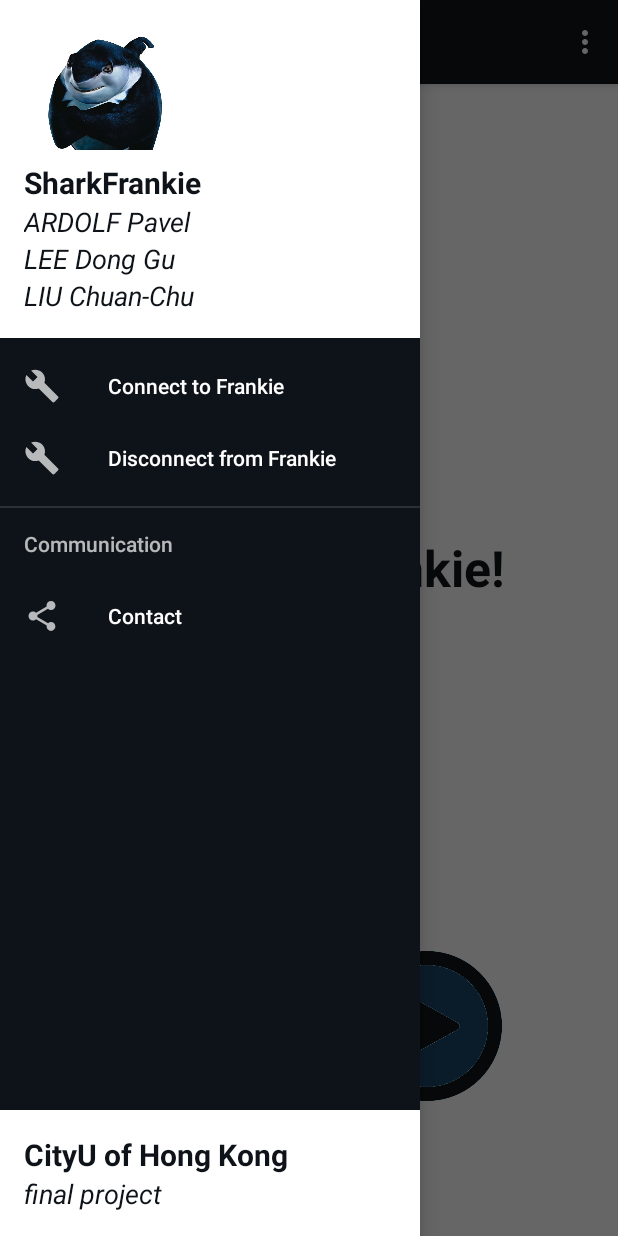
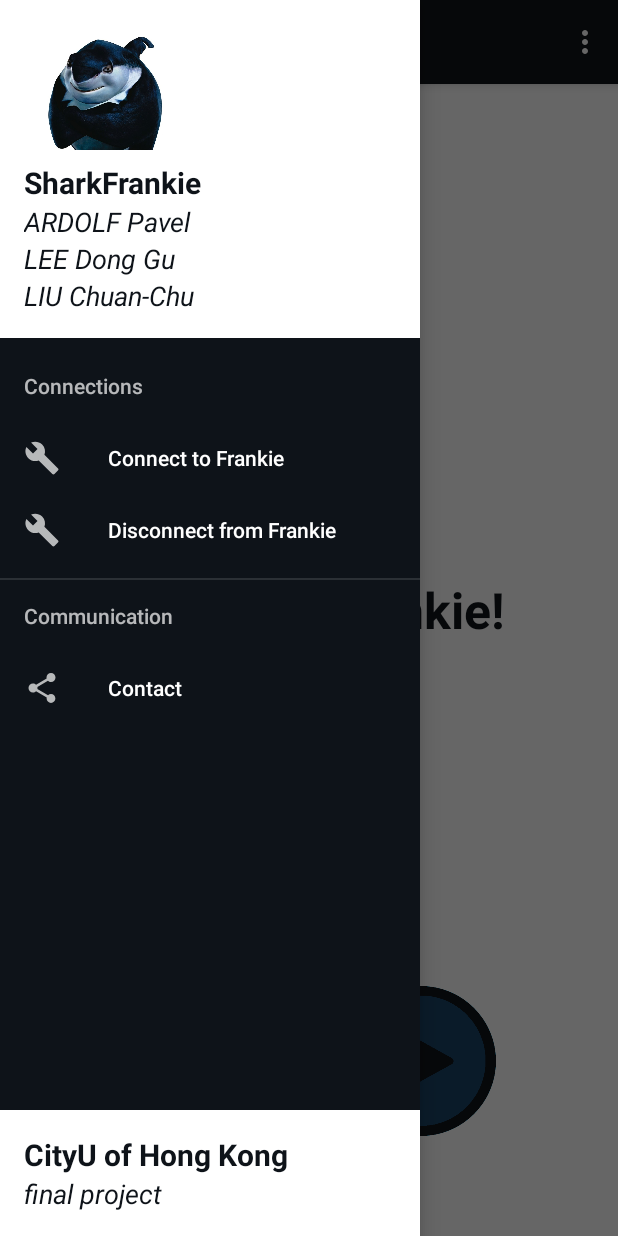
Before and after one commit to ard0p8v/CityU_SharkFrankie, an Android app: the MainActivity screen opened directly, with no data from a screen before it, with the side drawer open, on a phone screen of 412 x 824 dp. Run offline under Robolectric (Android 15) with nearby library versions, the phone set to English and light mode, and no system bars; libraries missing offline, so code that uses them is left out: io.github.controlwear.virtual; plain views replace JoystickView; 3 statements that could not run were skipped.

Commit message:
Final fixes

```diff
--- a/app/src/main/AndroidManifest.xml
+++ b/app/src/main/AndroidManifest.xml
@@ -11,7 +11,7 @@
 
     <application
         android:allowBackup="true"
-        android:icon="@mipmap/ic_launcher"
+        android:icon="@drawable/frankie_icon"
         android:label="@string/app_name"
         android:roundIcon="@mipmap/ic_launcher_round"
         android:supportsRtl="true"
--- a/app/src/main/java/com/sample/sharkfrankie/activities/MainActivity.java
+++ b/app/src/main/java/com/sample/sharkfrankie/activities/MainActivity.java
@@ -5,13 +5,13 @@ import android.bluetooth.BluetoothDevice;
 import android.bluetooth.BluetoothGatt;
 import android.bluetooth.BluetoothGattCallback;
 import android.bluetooth.BluetoothGattCharacteristic;
-import android.bluetooth.BluetoothGattService;
 import android.bluetooth.BluetoothManager;
 import android.bluetooth.BluetoothProfile;
 import android.content.Context;
 import android.content.Intent;
 import android.content.pm.PackageManager;
 import android.os.Bundle;
+import android.os.Handler;
 import android.support.design.widget.NavigationView;
 import android.support.v4.view.GravityCompat;
 import android.support.v4.widget.DrawerLayout;
@@ -22,16 +22,12 @@ import android.util.Log;
 import android.view.Menu;
 import android.view.MenuItem;
 import android.view.View;
-import android.widget.Button;
-import android.widget.SeekBar;
 import android.widget.TextView;
 import android.widget.Toast;
 
 import com.sample.sharkfrankie.R;
 import com.sample.sharkfrankie.utils.ConnectDevice;
 
-import java.math.BigInteger;
-import java.nio.ByteBuffer;
 import java.util.UUID;
 
 import io.github.controlwear.virtual.joystick.android.JoystickView;
@@ -47,11 +43,12 @@ public class MainActivity extends AppCompatActivity
     private static final UUID SERVICE_UUID = UUID.fromString("0000ffe0-0000-1000-8000-00805f9b34fb");
     private static final UUID CHAR_UUID = UUID.fromString("0000ffe1-0000-1000-8000-00805f9b34fb");
 
-    private TextView mTextViewAngleRight;
-    private TextView mTextViewStrengthRight;
-
     private byte[] bytes = new byte[3];
     private byte middleMotor = 0, rightMotor = 0, leftMotor = 0;
+
+    ConnectDevice connectDevice = new ConnectDevice();
+
+    private Handler mHandler = new Handler();
 
     @Override
     protected void onCreate(Bundle savedInstanceState) {
@@ -82,48 +79,54 @@ public class MainActivity extends AppCompatActivity
             startActivityForResult(enableBtIntent, REQUEST_ENABLE_BT);
         }
 
-        mTextViewAngleRight = (TextView) findViewById(R.id.textView_angle_right);
-        mTextViewStrengthRight = (TextView) findViewById(R.id.textView_strength_right);
-
-        JoystickView joystickRight = (JoystickView) findViewById(R.id.joystickView_right);
-        joystickRight.setOnMoveListener(new JoystickView.OnMoveListener() {
+        //joystick control
+        JoystickView joystick = (JoystickView) findViewById(R.id.joystickView);
+        joystick.setOnMoveListener(new JoystickView.OnMoveListener() {
             @Override
             public void onMove(int angle, int strength) {
-                mTextViewAngleRight.setText(angle + "°");
-                mTextViewStrengthRight.setText(strength + "%");
 
                 characteristic = mGatt.getService(SERVICE_UUID).getCharacteristic(CHAR_UUID);
 
                 if ((angle > 0 & angle <= 15) || angle > 345) {
                     rightMotor = prepareData("01", "1", "1111");
+                    leftMotor = prepareData("10", "1", "1111");
+                } else if (angle > 15 & angle <= 45) {
+                    rightMotor = prepareData("01", "1", "1111");
+                    leftMotor = prepareData("10", "1", "1010");
+                } else if (angle > 45 & angle <= 75) {
+                    rightMotor = prepareData("01", "1", "1111");
+                    leftMotor = prepareData("10", "1", "0101");
+                } else if (angle > 75 & angle <= 105) {
+                    rightMotor = prepareData("01", "1", "1111");
                     leftMotor = prepareData("10", "0", "1111");
-                } else if (angle > 15 || angle > 45) {
-                    rightMotor = prepareData("01", "1", "0100");
-                    leftMotor = prepareData("10", "1", "0100");
-                } else if (angle > 45 || angle > 75) {
-
-                } else if (angle > 75 || angle > 105) {
-                    rightMotor = prepareData("01", "1", "1111");
+                } else if (angle > 105 & angle <= 135) {
+                    rightMotor = prepareData("01", "0", "1111");
+                    leftMotor = prepareData("10", "0", "0101");
+                } else if (angle > 135 & angle <= 165) {
+                    rightMotor = prepareData("01", "0", "1111");
+                    leftMotor = prepareData("10", "0", "1010");
+                } else if (angle > 165 & angle <= 195) {
+                    rightMotor = prepareData("01", "0", "1111");
+                    leftMotor = prepareData("10", "0", "1111");
+                } else if (angle > 195 & angle <= 225) {
+                    rightMotor = prepareData("01", "0", "1010");
+                    leftMotor = prepareData("10", "0", "1111");
+                } else if (angle > 225 & angle <= 255) {
+                    rightMotor = prepareData("01", "0", "0101");
+                    leftMotor = prepareData("10", "0", "1111");
+                } else if (angle > 255 & angle <= 285) {
+                    rightMotor = prepareData("01", "0", "1111");
                     leftMotor = prepareData("10", "1", "1111");
-                } else if (angle > 105 || angle > 135) {
-
-                } else if (angle > 135 || angle > 165) {
-
-                } else if (angle > 165 || angle > 195) {
-
-                } else if (angle > 195 || angle > 225) {
-
-                } else if (angle > 225 || angle > 255) {
-
-                } else if (angle > 255 || angle > 285) {
-
-                } else if (angle > 285 || angle > 315) {
-
-                } else if (angle > 315 || angle > 345) {
-
+                } else if (angle > 285 & angle <= 315) {
+                    rightMotor = prepareData("01", "1", "0101");
+                    leftMotor = prepareData("10", "1", "1111");
+                } else if (angle > 315 & angle <= 345) {
+                    rightMotor = prepareData("01", "1", "1010");
+                    leftMotor = prepareData("10", "1", "1111");
                 } else {
                     rightMotor = prepareData("01", "1", "0000");
                     leftMotor = prepareData("10", "1", "0000");
+                    middleMotor = prepareData("00", "1", "0000");
                 }
 
                 bytes[0] = middleMotor;
@@ -131,10 +134,53 @@ public class MainActivity extends AppCompatActivity
                 bytes[2] = leftMotor;
                 sendData(bytes);
             }
-        });
+        }, 500);
+    }
 
-        Button btnUp = (Button) findViewById(R.id.btnUp);
-        Button btnDown = (Button) findViewById(R.id.btnDown);
+    public void actionBtnUp(View view) {
+        mHandler.postDelayed(new Runnable() {
+            @Override
+            public void run() {
+                characteristic = mGatt.getService(SERVICE_UUID).getCharacteristic(CHAR_UUID);
+
+                middleMotor = prepareData("00", "1", "1111");
+
+                bytes[0] = middleMotor;
+                sendData(bytes);
+            }
+        }, 500);
+    }
+
+    public void actionBtnDown(View view) {
+        mHandler.postDelayed(new Runnable() {
+            @Override
+            public void run() {
+                characteristic = mGatt.getService(SERVICE_UUID).getCharacteristic(CHAR_UUID);
+
+                middleMotor = prepareData("00", "0", "1111");
+
+                bytes[0] = middleMotor;
+                sendData(bytes);
+            }
+        }, 500);
+    }
+
+    public void actionBtnStop(View view) {
+        mHandler.postDelayed(new Runnable() {
+            @Override
+            public void run() {
+                characteristic = mGatt.getService(SERVICE_UUID).getCharacteristic(CHAR_UUID);
+
+                middleMotor = prepareData("00", "0", "0000");
+                rightMotor = prepareData("01", "0", "0000");
+                leftMotor = prepareData("10", "0", "0000");
+
+                bytes[0] = middleMotor;
+                bytes[1] = rightMotor;
+                bytes[2] = leftMotor;
+                sendData(bytes);
+            }
+        }, 500);
     }
 
     public byte prepareData(String motor, String direction, String speed) {
@@ -146,14 +192,6 @@ public class MainActivity extends AppCompatActivity
         data += speed;
 
         byte b = (byte) Integer.parseInt(data, 2);
-
-        /*
-        if(bytes == ) {
-            bytes = ByteBuffer.allocate(4).putInt(data).array();
-        }
-        */
-
-        System.out.println(b);
 
         return b;
     }
@@ -204,7 +242,7 @@ public class MainActivity extends AppCompatActivity
         // Handle navigation view item clicks here.
         int id = item.getItemId();
 
-        if (id == R.id.nav_scanDevices) {
+        if (id == R.id.nav_connect) {
             BluetoothDevice device = mBluetoothAdapter.getRemoteDevice("E0:E5:CF:23:C4:E1");
             connectToDevice(device);
 
@@ -216,7 +254,14 @@ public class MainActivity extends AppCompatActivity
 
 
         } else if (id == R.id.nav_disconnect) {
+            BluetoothDevice device = mBluetoothAdapter.getRemoteDevice("E0:E5:CF:23:C4:E2");
+            disconnectFromDevice(device);
 
+            if(mGatt == null) {
+                Toast.makeText(MainActivity.this, "Device is not connected", Toast.LENGTH_LONG).show();
+            } else {
+                Toast.makeText(MainActivity.this, "Device is connected", Toast.LENGTH_LONG).show();
+            }
         }
 
         DrawerLayout drawer = (DrawerLayout) findViewById(R.id.drawer_layout);
@@ -248,4 +293,8 @@ public class MainActivity extends AppCompatActivity
             mGatt = device.connectGatt(this, false, gattCallback);
         }
     }
+
+    public void disconnectFromDevice(BluetoothDevice device) {
+        mGatt = null;
+    }
 }
--- a/app/src/main/res/layout/content_main.xml
+++ b/app/src/main/res/layout/content_main.xml
@@ -16,7 +16,7 @@
         android:layout_gravity="center"
         android:layout_marginEnd="8dp"
         android:layout_marginStart="8dp"
-        android:layout_marginTop="300dp"
+        android:layout_marginTop="328dp"
         android:text="Come on Frankie!"
         android:textColor="@color/frankie"
         android:textSize="33dp"
@@ -44,18 +44,15 @@
 
 
     <io.github.controlwear.virtual.joystick.android.JoystickView xmlns:custom="http://schemas.android.com/apk/res-auto"
-        android:id="@+id/joystickView_right"
-        android:layout_width="280dp"
-        android:layout_height="280dp"
+        android:id="@+id/joystickView"
+        android:onClick="actionBtnJoystick"
+        android:layout_width="260dp"
+        android:layout_height="260dp"
         android:layout_alignParentBottom="true"
         android:layout_alignParentRight="true"
-        android:layout_marginBottom="8dp"
-        android:layout_marginEnd="8dp"
-        android:layout_marginStart="8dp"
-        android:layout_marginTop="8dp"
         custom:JV_backgroundColor="#184366"
         custom:JV_borderColor="@color/frankie"
-        custom:JV_borderWidth="10dp"
+        custom:JV_borderWidth="8dp"
         custom:JV_buttonColor="@color/frankie"
         custom:layout_constraintBottom_toBottomOf="parent"
         custom:layout_constraintEnd_toEndOf="parent"
@@ -68,42 +65,49 @@
         android:layout_width="100dp"
         android:layout_height="100dp"
         android:layout_marginBottom="8dp"
-        android:layout_marginEnd="77dp"
+        android:layout_marginEnd="80dp"
+        android:layout_marginStart="8dp"
         android:layout_marginTop="8dp"
         android:background="@drawable/up"
+        android:onClick="actionBtnUp"
         app:layout_constraintBottom_toBottomOf="parent"
         app:layout_constraintEnd_toEndOf="parent"
-        app:layout_constraintTop_toBottomOf="@+id/joystickView_right"
-        app:layout_constraintVertical_bias="0.775" />
+        app:layout_constraintHorizontal_bias="0.994"
+        app:layout_constraintStart_toStartOf="parent"
+        app:layout_constraintTop_toBottomOf="@+id/joystickView"
+        app:layout_constraintVertical_bias="0.851" />
+
+    <Button
+        android:id="@+id/btnStop"
+        android:layout_width="60dp"
+        android:layout_height="60dp"
+        android:layout_marginBottom="8dp"
+        android:layout_marginEnd="8dp"
+        android:layout_marginStart="8dp"
+        android:layout_marginTop="8dp"
+        android:background="@drawable/stop"
+        android:onClick="actionBtnStop"
+        app:layout_constraintBottom_toBottomOf="parent"
+        app:layout_constraintEnd_toEndOf="parent"
+        app:layout_constraintStart_toStartOf="parent"
+        app:layout_constraintTop_toTopOf="parent"
+        app:layout_constraintVertical_bias="0.568" />
 
     <Button
         android:id="@+id/btnDown"
         android:layout_width="100dp"
         android:layout_height="100dp"
         android:layout_marginBottom="8dp"
-        android:layout_marginStart="77dp"
+        android:layout_marginEnd="8dp"
+        android:layout_marginStart="80dp"
         android:layout_marginTop="8dp"
         android:background="@drawable/down"
+        android:onClick="actionBtnDown"
         app:layout_constraintBottom_toBottomOf="parent"
+        app:layout_constraintEnd_toStartOf="@+id/btnUp"
+        app:layout_constraintHorizontal_bias="0.076"
         app:layout_constraintStart_toStartOf="parent"
-        app:layout_constraintTop_toBottomOf="@+id/joystickView_right"
-        app:layout_constraintVertical_bias="0.775" />
-
-    <!--
-    <SeekBar
-        android:id="@+id/leftSeekBar"
-        android:layout_width="250dp"
-        android:layout_height="wrap_content"
-        android:layout_marginBottom="8dp"
-        android:layout_marginEnd="8dp"
-        android:layout_marginStart="8dp"
-        android:rotation="270"
-        app:layout_constraintBottom_toBottomOf="parent"
-        app:layout_constraintEnd_toEndOf="parent"
-        app:layout_constraintHorizontal_bias="0.092"
-        app:layout_constraintStart_toStartOf="parent"
-        app:layout_constraintTop_toTopOf="parent" />
-
-        -->
+        app:layout_constraintTop_toBottomOf="@+id/joystickView"
+        app:layout_constraintVertical_bias="0.851" />
 
 </android.support.constraint.ConstraintLayout>
--- a/app/src/main/res/menu/activity_main_drawer.xml
+++ b/app/src/main/res/menu/activity_main_drawer.xml
@@ -3,16 +3,18 @@
     xmlns:tools="http://schemas.android.com/tools"
     tools:showIn="navigation_view">
 
-    <group android:checkableBehavior="single">
+    <item android:title="Connections">
+        <menu>
             <item
-            android:id="@+id/nav_scanDevices"
+                android:id="@+id/nav_connect"
                 android:icon="@drawable/ic_menu_manage"
                 android:title="Connect to Frankie" />
             <item
                 android:id="@+id/nav_disconnect"
                 android:icon="@drawable/ic_menu_manage"
                 android:title="Disconnect from Frankie" />
-    </group>
+        </menu>
+    </item>
 
     <item android:title="Communication">
         <menu>
```
Also changed, not shown: app/src/main/java/com/sample/sharkfrankie/utils/ConnectDevice.java (+11 -26 lines), app/src/main/res/drawable/down.png, app/src/main/res/drawable/frankie_icon.jpg (added), app/src/main/res/drawable/stop.png (added), app/src/main/res/drawable/up.png. Lines whose indentation alone changed are shown as unchanged.
